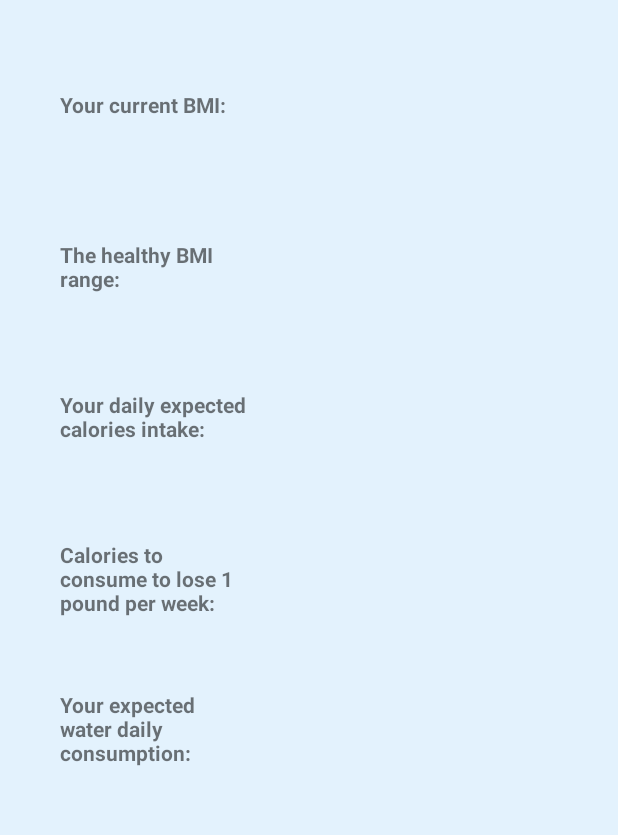
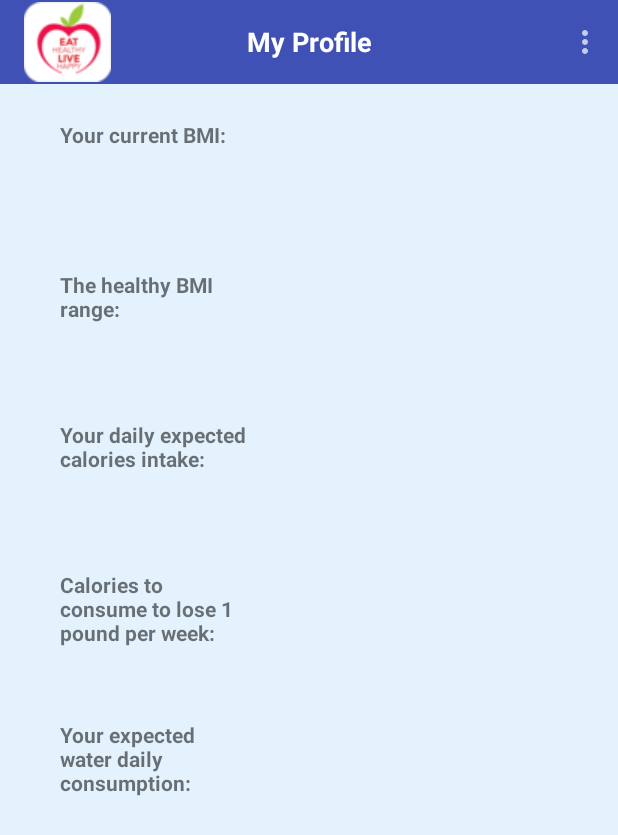
Before and after one commit to thuvuong/GetHealthyApplication, an Android app: the ProfileActivity screen opened directly, with no data from a screen before it, on a phone screen of 412 x 824 dp. Shown: the top 835 px of the screen. Run offline under Robolectric (Android 15) with nearby library versions, the phone set to English and light mode, and no system bars.

Commit message:
added a menu to the My Profile page.

```diff
--- a/app/src/main/java/edu/tacoma/uw/css/thuv/gethealthyapplication/profile/ProfileActivity.java
+++ b/app/src/main/java/edu/tacoma/uw/css/thuv/gethealthyapplication/profile/ProfileActivity.java
@@ -1,10 +1,22 @@
 package edu.tacoma.uw.css.thuv.gethealthyapplication.profile;
 
+import android.content.Context;
+import android.content.Intent;
+import android.content.SharedPreferences;
 import android.net.Uri;
 import android.support.v7.app.AppCompatActivity;
 import android.os.Bundle;
+import android.support.v7.widget.Toolbar;
+import android.view.Menu;
+import android.view.MenuInflater;
+import android.view.MenuItem;
+import android.widget.TextView;
+import android.widget.Toast;
 
+import edu.tacoma.uw.css.thuv.gethealthyapplication.HomeActivity;
 import edu.tacoma.uw.css.thuv.gethealthyapplication.R;
+import edu.tacoma.uw.css.thuv.gethealthyapplication.authenticate.LoginActivity;
+import edu.tacoma.uw.css.thuv.gethealthyapplication.workout.WorkoutActivity;
 
 public class ProfileActivity extends AppCompatActivity
                 implements ProfileFragment.OnFragmentInteractionListener {
@@ -14,10 +26,70 @@ public class ProfileActivity extends AppCompatActivity
         super.onCreate(savedInstanceState);
         setContentView(R.layout.activity_profile);
 
+        Toolbar mToolbar = (Toolbar) findViewById(R.id.profile_toolbar);
+        TextView mTitle = (TextView) mToolbar.findViewById(R.id.text_profile_toolbar);
+
+        mToolbar.setTitle("");
+        setSupportActionBar(mToolbar);
+        mTitle.setText("My Profile");
+        getSupportActionBar().setIcon(R.drawable.small_icon);
+        getSupportActionBar().setDisplayUseLogoEnabled(true);
+
         if (findViewById(R.id.profile_fragment_contianer) != null ) {
             getSupportFragmentManager().beginTransaction()
                     .add(R.id.profile_fragment_contianer, new ProfileFragment())
                     .commit();
+        }
+    }
+
+    /**
+     * Gathering how the activity should be oriented.
+     *
+     * @param menu The given menu to add to this activity.
+     */
+    @Override
+    public boolean onCreateOptionsMenu(Menu menu) {
+        MenuInflater inflater = getMenuInflater();
+        inflater.inflate(R.menu.profile_menu, menu);
+
+        return true;
+    }
+
+    /**
+     * Choosing what occurs when the menu items are selected.
+     *
+     * @param theItem The chosen menu item.
+     * @return Whether or not the given item was selected.
+     */
+    @Override
+    public boolean onOptionsItemSelected(MenuItem theItem) {
+
+        switch (theItem.getItemId()) {
+            case R.id.action_home:
+                Intent i = new Intent(this, HomeActivity.class);
+                startActivity(i);
+                finish();
+                return true;
+
+            case R.id.action_about:
+                Toast.makeText(ProfileActivity.this,
+                        "This is an app to help you get healthy! ;)",
+                        Toast.LENGTH_LONG).show();
+                return true;
+
+            case R.id.action_log_out:
+                SharedPreferences sharedPreferences =
+                        getSharedPreferences(getString(R.string.LOGIN_PREFS), Context.MODE_PRIVATE);
+                sharedPreferences.edit().putBoolean(getString(R.string.LOGGEDIN), false)
+                        .commit();
+
+                Intent intent = new Intent(this, LoginActivity.class);
+                startActivity(intent);
+                finish();
+                return true;
+
+            default:
+                return super.onOptionsItemSelected(theItem);
         }
     }
 
--- a/app/src/main/res/layout/activity_profile.xml
+++ b/app/src/main/res/layout/activity_profile.xml
@@ -7,4 +7,25 @@
     android:id="@+id/profile_fragment_contianer"
     tools:context=".profile.ProfileActivity">
 
+    <android.support.v7.widget.Toolbar
+        android:id="@+id/profile_toolbar"
+        android:layout_width="match_parent"
+        android:layout_height="wrap_content"
+        android:background="?attr/colorPrimary"
+        android:minHeight="?attr/actionBarSize"
+        app:theme="@style/ThemeOverlay.AppCompat.Dark"
+        android:layout_gravity="center">
+
+        <TextView
+            android:id="@+id/text_profile_toolbar"
+            android:layout_width="wrap_content"
+            android:layout_height="wrap_content"
+            android:layout_gravity="center"
+            android:textColor="@android:color/background_light"
+            android:textSize="18sp"
+            android:textStyle="bold" />
+
+
+    </android.support.v7.widget.Toolbar>
+
 </android.support.constraint.ConstraintLayout>
--- a/app/src/main/res/layout/fragment_profile.xml
+++ b/app/src/main/res/layout/fragment_profile.xml
@@ -12,7 +12,7 @@
         android:layout_height="60dp"
         android:layout_marginLeft="40dp"
         android:layout_marginStart="40dp"
-        android:layout_marginTop="60dp"
+        android:layout_marginTop="80dp"
         android:text="Your current BMI:"
         android:textStyle="bold"
         app:layout_constraintStart_toStartOf="parent"
@@ -24,7 +24,7 @@
         android:layout_height="57dp"
         android:layout_marginEnd="40dp"
         android:layout_marginRight="40dp"
-        android:layout_marginTop="60dp"
+        android:layout_marginTop="80dp"
         android:text=""
         app:layout_constraintEnd_toEndOf="parent"
         app:layout_constraintTop_toTopOf="parent" />
--- /dev/null
+++ b/app/src/main/res/menu/profile_menu.xml
@@ -0,0 +1,18 @@
+<?xml version="1.0" encoding="utf-8"?>
+<menu xmlns:android="http://schemas.android.com/apk/res/android"
+    xmlns:app="http://schemas.android.com/apk/res-auto">
+    <item
+        android:id="@+id/action_about"
+        android:title="@string/menu_action_about"
+        app:showAsAction="collapseActionView" />
+
+    <item
+        android:id="@+id/action_home"
+        android:title="@string/menu_action_home"
+        app:showAsAction="collapseActionView" />
+
+    <item
+        android:id="@+id/action_log_out"
+        android:title="@string/menu_action_log_out"
+        app:showAsAction="collapseActionView" />
+</menu>
```
Also changed, not shown: app/src/main/java/edu/tacoma/uw/css/thuv/gethealthyapplication/workout/WorkoutActivity.java (line endings or trailing spaces).
